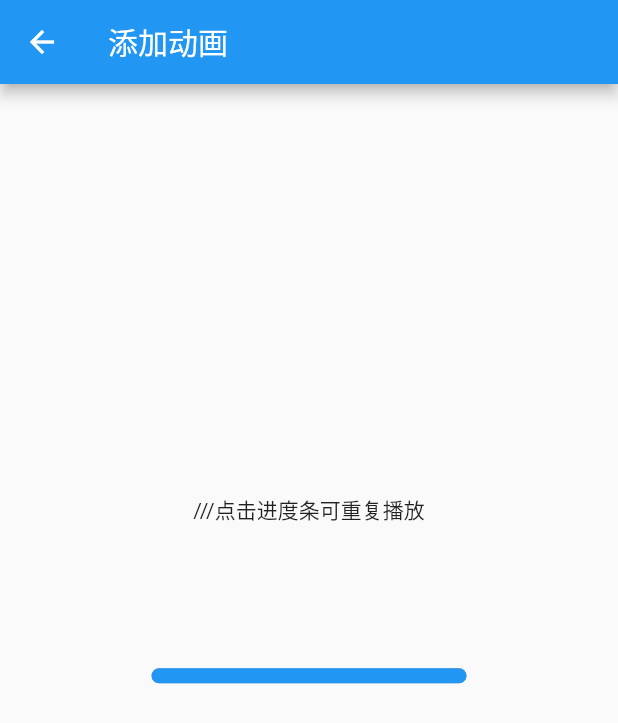
After one commit to BytesZero/flutter_canvas, a Flutter app: the AddAnimationPage screen opened by its route, on a phone screen of 412 x 824 dp. The commit adds this screen. Shown: the top 723 px of the screen. Run offline on Flutter 3.47's test engine with Material 2 defaults, Android fonts, the phone set to English and light mode, and no system bars.

Commit message:
1、添加动画

```diff
--- /dev/null
+++ b/lib/base/004_add_animation.dart
@@ -0,0 +1,105 @@
+import 'package:flutter/material.dart';
+
+class AddAnimation extends StatelessWidget {
+  @override
+  Widget build(BuildContext context) {
+    return new MaterialApp(
+      title: 'AddAnimation',
+      theme: new ThemeData(primarySwatch: Colors.blue),
+      home: new AddAnimationPage(),
+    );
+  }
+}
+
+class AddAnimationPage extends StatefulWidget {
+  @override
+  State<StatefulWidget> createState() => new _AddAnimationPageState();
+}
+
+class _AddAnimationPageState extends State<AddAnimationPage>
+    with SingleTickerProviderStateMixin {
+  double progress = 0.5;
+
+  AnimationController _controller;
+  Animation<double> animation;
+
+  @override
+  void initState() {
+    super.initState();
+
+    ///创建控制器
+    _controller =
+        AnimationController(duration: Duration(milliseconds: 800), vsync: this);
+
+    ///创建动画
+    animation = Tween(begin: 0.0, end: 1.0).animate(_controller)
+      ..addListener(() {
+        setState(() {
+          progress = animation.value;
+        });
+      });
+
+    ///开始动画
+    _controller.forward();
+  }
+
+  @override
+  Widget build(BuildContext context) {
+    return Scaffold(
+      appBar: new AppBar(
+        title: new Text('添加动画'),
+      ),
+      body: new Center(
+        child: Column(
+          mainAxisSize: MainAxisSize.max,
+          mainAxisAlignment: MainAxisAlignment.center,
+          children: <Widget>[
+            Text('///点击进度条可重复播放'),
+            GestureDetector(
+              behavior: HitTestBehavior.translucent,
+              child: CustomPaint(
+                size: Size(200, 200),
+                painter: AnimationPainter(progress: progress),
+              ),
+              onTap: () {
+                ///开始动画
+                _controller.forward(from: 0.0);
+              },
+            ),
+          ],
+        ),
+      ),
+    );
+  }
+}
+
+class AnimationPainter extends CustomPainter {
+  double progress = 1.0;
+
+  AnimationPainter({this.progress});
+
+  @override
+  void paint(Canvas canvas, Size size) {
+    ///创建画笔🖌
+    var paint = Paint()
+      ..isAntiAlias = true
+      ..style = PaintingStyle.stroke
+      ..strokeCap = StrokeCap.round
+      ..strokeWidth = 10;
+
+    ///绘制灰色背景
+    paint..color = Colors.grey;
+    canvas.drawLine(
+        Offset(0, size.height / 2), Offset(size.width, size.height / 2), paint);
+
+    ///绘制蓝色进度
+    paint..color = Colors.blue;
+    canvas.drawLine(Offset(0, size.height / 2),
+        Offset(size.width * progress, size.height / 2), paint);
+  }
+
+  @override
+  bool shouldRepaint(AnimationPainter oldDelegate) {
+    return oldDelegate.progress != progress;
+  }
+}
--- a/lib/main.dart
+++ b/lib/main.dart
@@ -2,6 +2,7 @@ import 'package:flutter/material.dart';
 import 'package:flutter_canvas/base/001_create.dart';
 import 'package:flutter_canvas/base/002_line_circle_square.dart';
 import 'package:flutter_canvas/base/003_create_widget.dart';
+import 'package:flutter_canvas/base/004_add_animation.dart';
 
 void main() => runApp(MyApp());
 
@@ -20,6 +21,7 @@ class MyApp extends StatelessWidget {
         '002_point_line_surface': (BuildContext context) =>
             LineCircleSquarePage(),
         '003_create_widget': (BuildContext context) => CreateWidgetPage(),
+        '004_add_animation': (BuildContext context) => AddAnimationPage(),
       },
     );
   }
@@ -38,7 +40,7 @@ class _MyHomePageState extends State<MyHomePage> {
     ['创建 CustomPaint', '001_create'],
     ['绘制线、圆、方', '002_point_line_surface'],
     ['包装为 Widget', '003_create_widget'],
-    ['画圆', '001_create'],
+    ['添加动画', '004_add_animation'],
   ];
 
   @override
```
